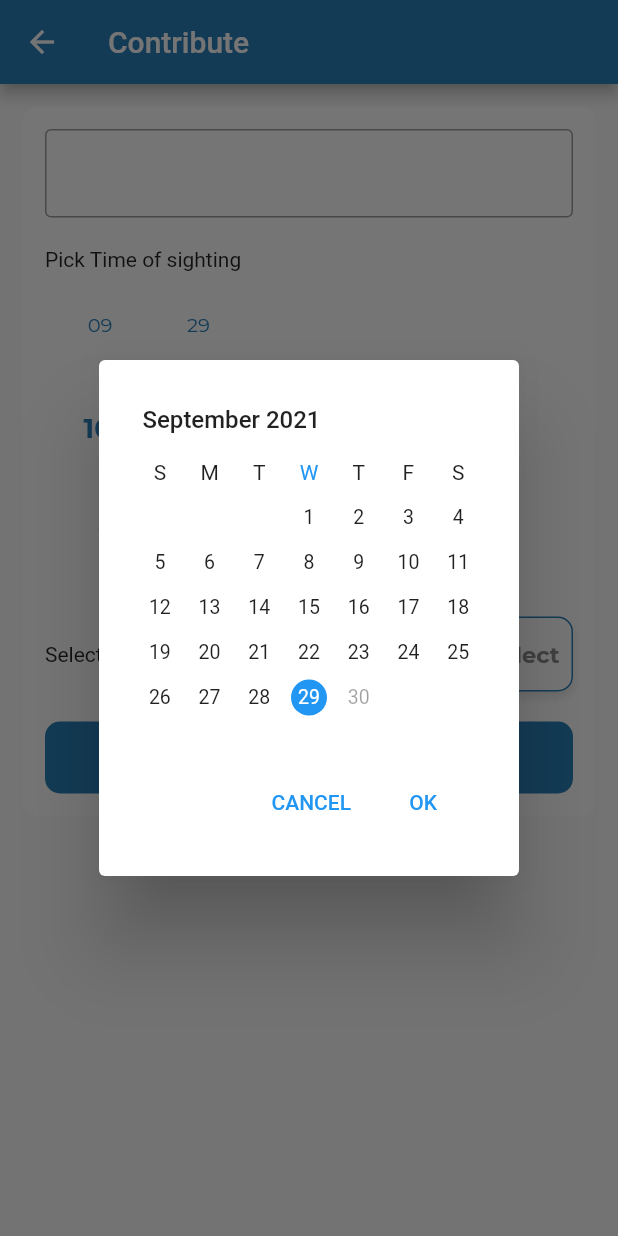
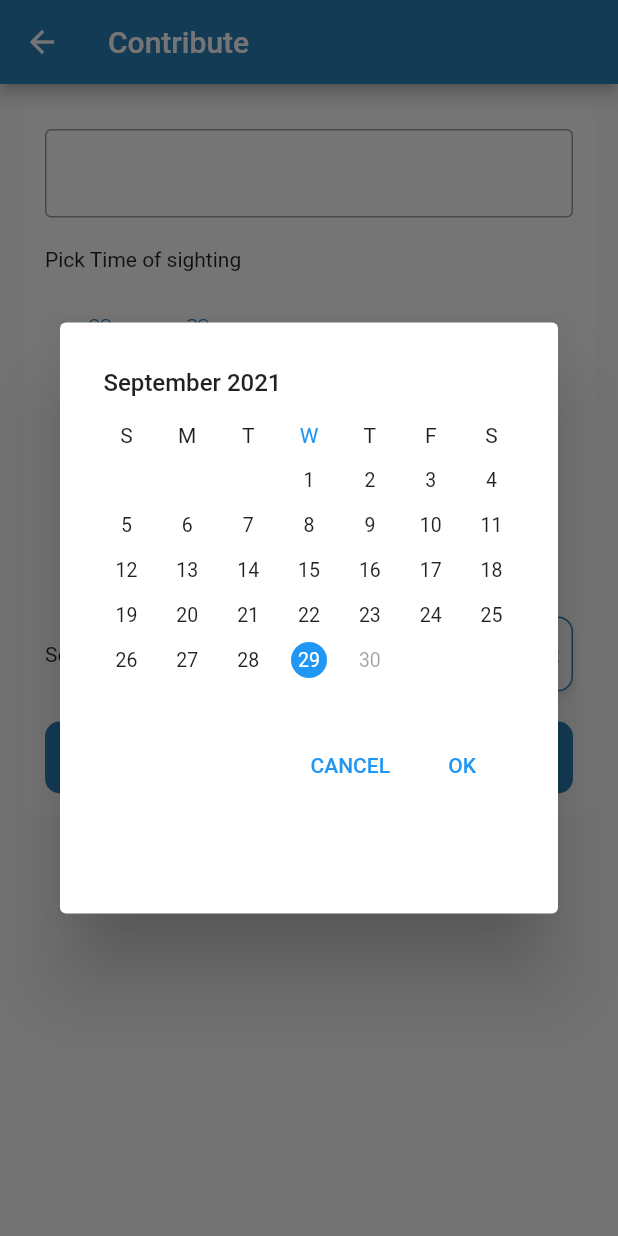
Before and after one commit to ghost-codes/go_find_me, a Flutter app: the Contribution screen opened directly, after a tap on "Select", on a phone screen of 412 x 824 dp. Run offline on Flutter 3.47's test engine with Material 2 defaults, Android fonts, the phone set to English and light mode, and no system bars; drawn by our look-alikes of flutter_time_picker_spinner, syncfusion_flutter_datepicker; our stand-ins replace carousel_slider, dio, get_it, google_maps_flutter, google_sign_in, image_picker; statements that could not run were skipped.

Commit message:
Contribution Select date pop fix

```diff
--- a/lib/ui/contribution.dart
+++ b/lib/ui/contribution.dart
@@ -119,7 +119,10 @@ class Contribution extends StatelessWidget {
                           // child: SfDateRangePicker());
 
                           return AlertDialog(
-                            content: Column(
+                            content: Container(
+                              height: 350,
+                              width: 350,
+                              child: Column(
                                 mainAxisSize: MainAxisSize.min,
                                 children: [
                                   Container(
@@ -149,6 +152,7 @@ class Contribution extends StatelessWidget {
                                     )),
                                   ),
                                 ],
+                              ),
                             ),
                           );
                         });
--- a/pubspec.yaml
+++ b/pubspec.yaml
@@ -39,6 +39,7 @@ dependencies:
   carousel_slider: ^4.0.0
   flutter_spinkit: ^5.1.0
   google_maps_flutter: ^2.0.8
+  google_sign_in: ^5.1.0
 
 dev_dependencies:
   flutter_test:
```
Also changed, not shown: lib/ui/login_view.dart (+8 -4 lines), pubspec.lock, 2 other files. Lines whose indentation alone changed are shown as unchanged.
